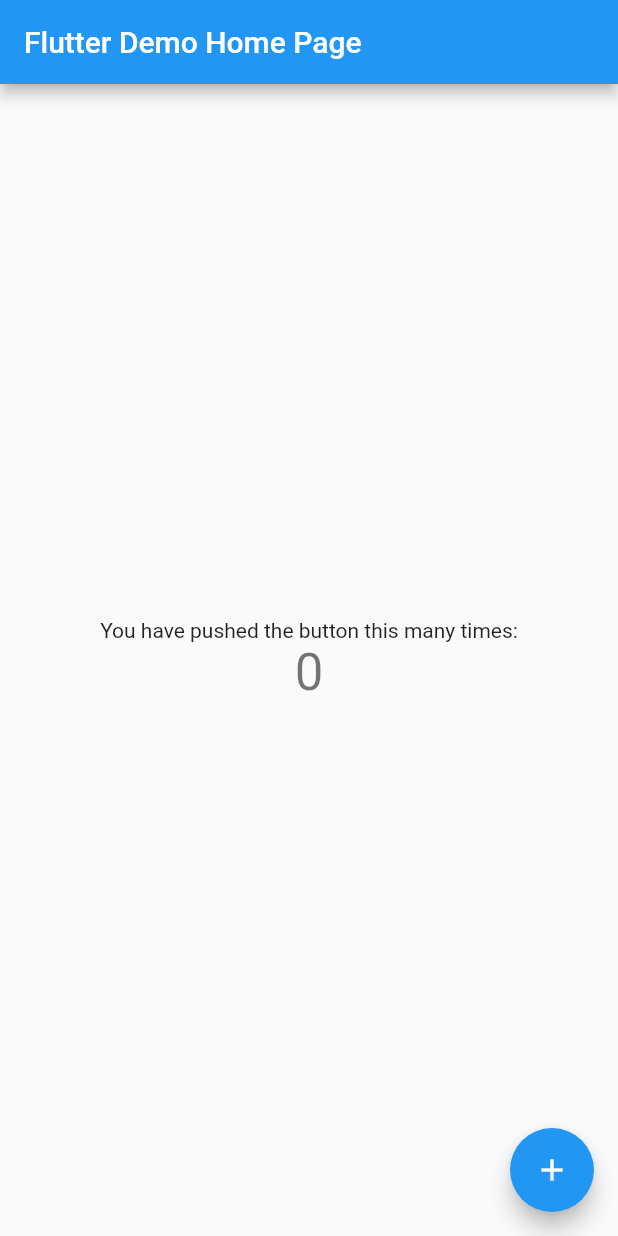
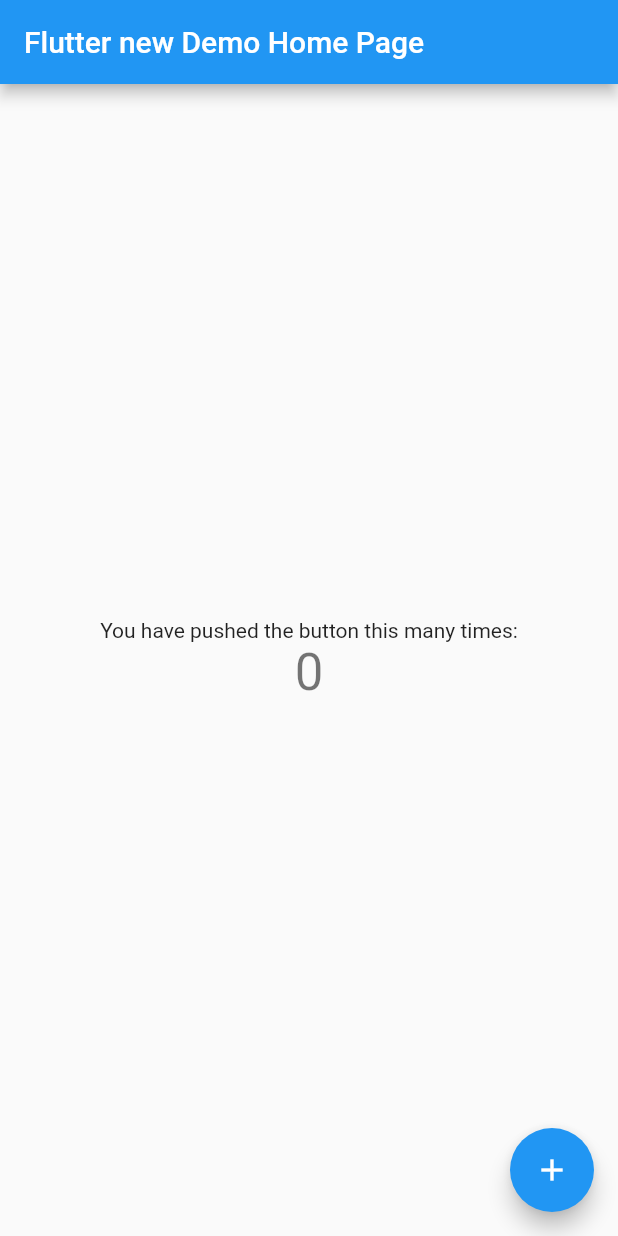
Before and after one commit to yash412/hello_flutter, a Flutter app: the screen it shows after launch, on a phone screen of 412 x 824 dp. Run offline on Flutter 3.47's test engine with Material 2 defaults, Android fonts, the phone set to English and light mode, and no system bars.

Commit message:
next commit

```diff
--- a/lib/main.dart
+++ b/lib/main.dart
@@ -24,7 +24,7 @@ class MyApp extends StatelessWidget {
         // is not restarted.
         primarySwatch: Colors.blue,
       ),
-      home: const MyHomePage(title: 'Flutter Demo Home Page'),
+      home: const MyHomePage(title: 'Flutter new Demo Home Page'),
     );
   }
 }
```
